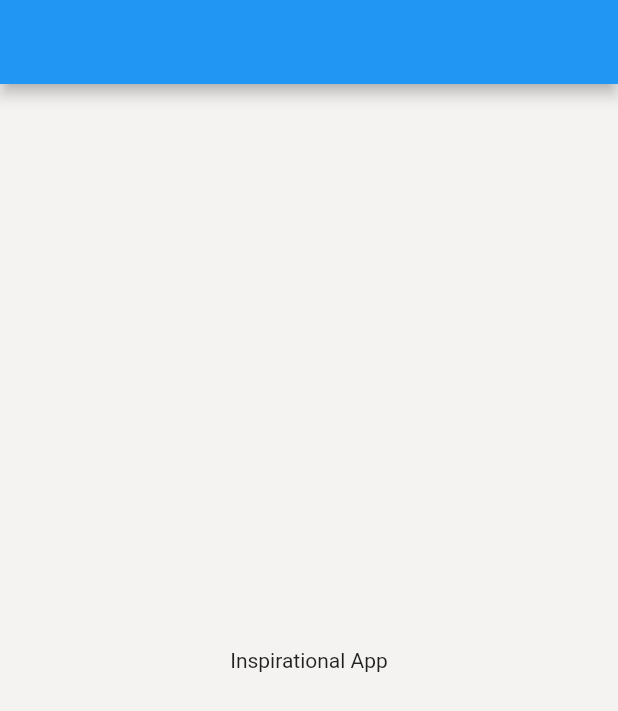
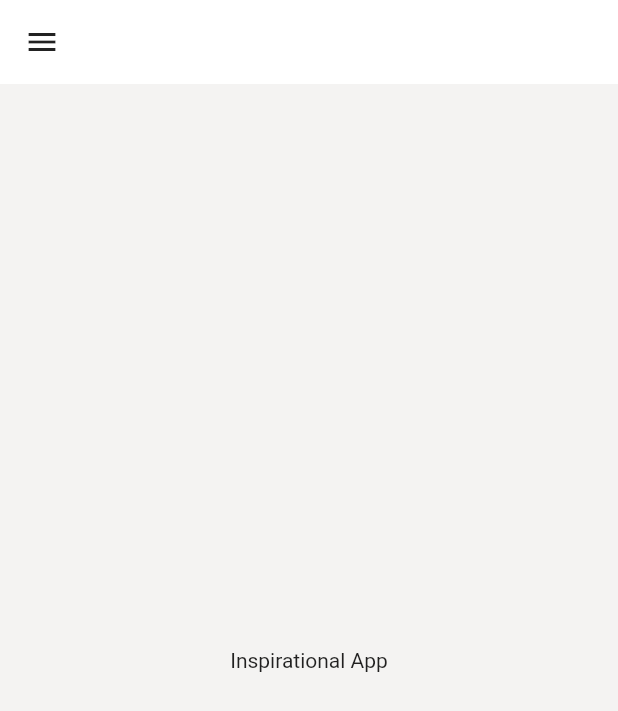
Before and after one commit to PrinceNarteh/inspirational_app, a Flutter app: the screen it shows after launch, on a phone screen of 412 x 824 dp. Shown: the top 711 px of the screen. Run offline on Flutter 3.47's test engine with Material 2 defaults, Android fonts, the light colour scheme and no system bars.

Commit message:
adds app bar

```diff
--- a/lib/main.dart
+++ b/lib/main.dart
@@ -17,7 +17,18 @@ class HomeScreen extends StatelessWidget {
   Widget build(BuildContext context) {
     return Scaffold(
       backgroundColor: const Color.fromRGBO(244, 243, 242, 1),
-      appBar: AppBar(),
+      appBar: AppBar(
+        backgroundColor: Colors.white,
+        systemOverlayStyle: SystemUiOverlayStyle.light,
+        elevation: 0,
+        leading: IconButton(
+          icon: Icon(
+            Icons.menu,
+            color: Colors.black87,
+          ),
+          onPressed: () {},
+        ),
+      ),
       body: const Center(
         child: Text("Inspirational App"),
       ),
```
